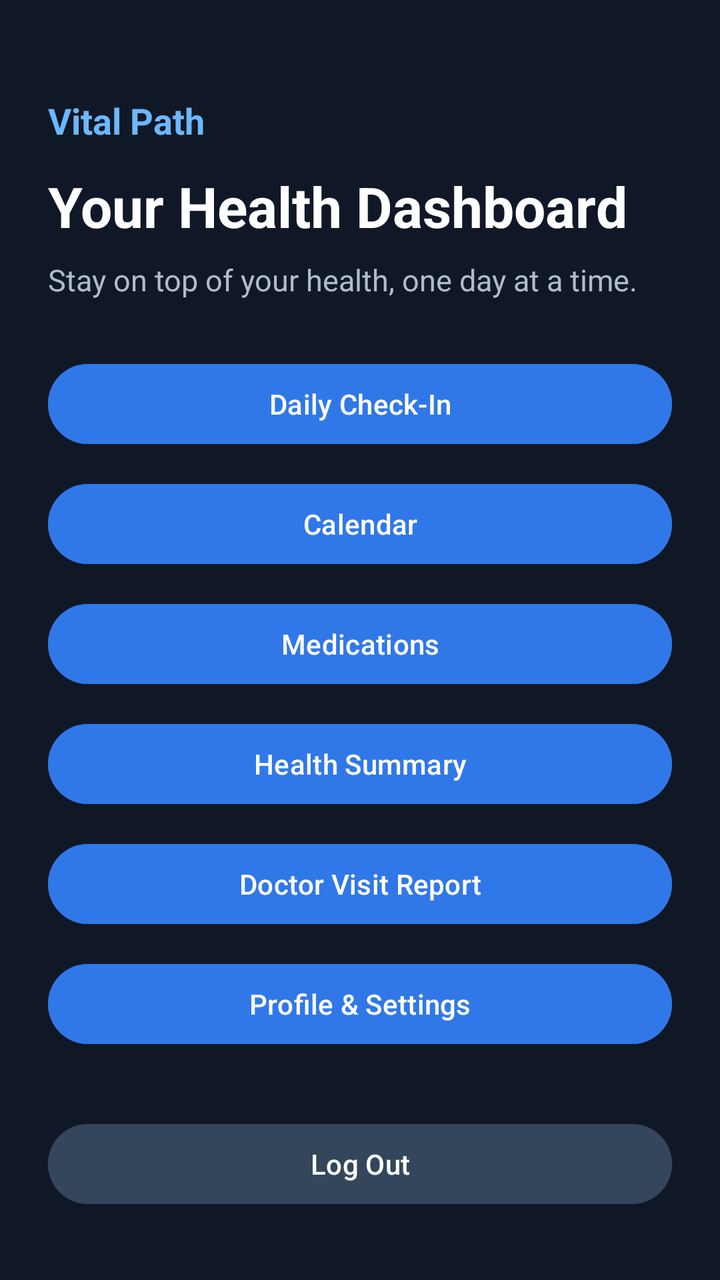
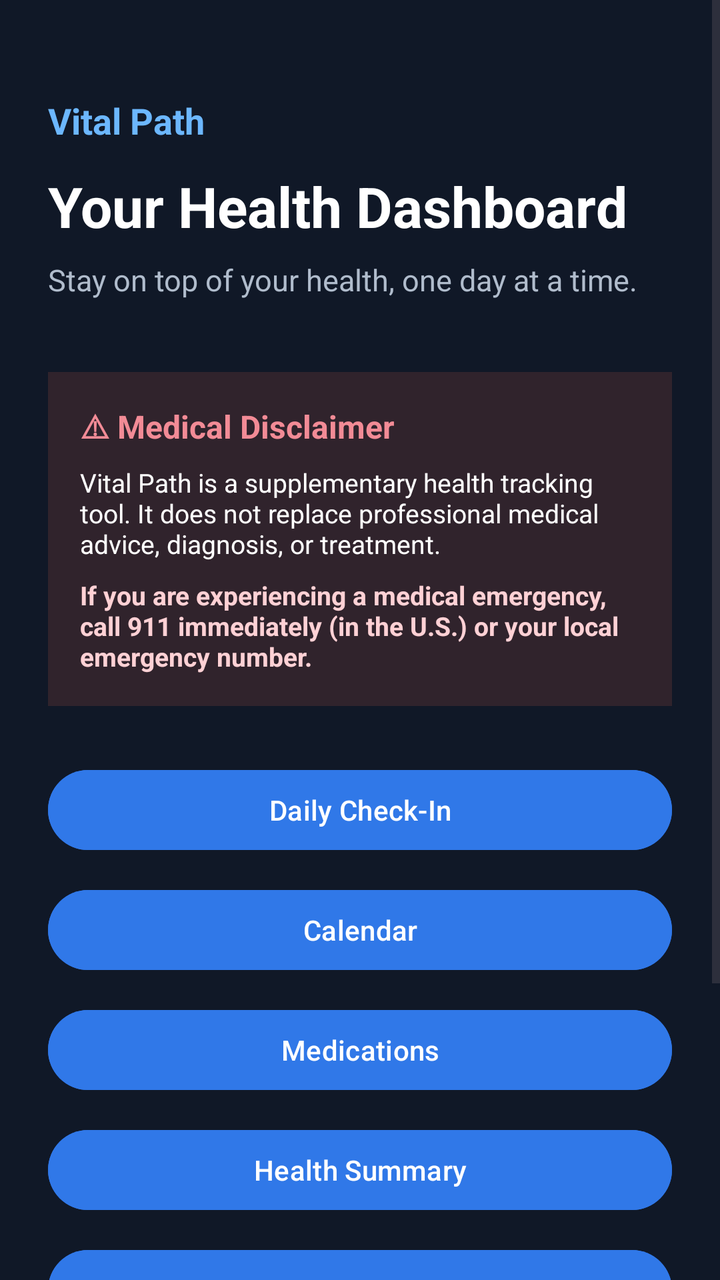

Compare the two renders of this Android layout. The source of the first and the diff that turns it into the second are given below.
<!-- AndroidManifest.xml: application theme Theme.VitalPath -->
<!-- res/layout/activity_dashboard.xml -->
<?xml version="1.0" encoding="utf-8"?>
<ScrollView
    xmlns:android="http://schemas.android.com/apk/res/android"
    android:layout_width="match_parent"
    android:layout_height="match_parent"
    android:fillViewport="true"
    android:background="#101827">

    <LinearLayout
        android:layout_width="match_parent"
        android:layout_height="wrap_content"
        android:orientation="vertical"
        android:padding="24dp">

        <TextView
            android:layout_width="match_parent"
            android:layout_height="wrap_content"
            android:text="Vital Path"
            android:textColor="#6CB7FF"
            android:textSize="18sp"
            android:textStyle="bold"
            android:layout_marginTop="24dp"/>

        <TextView
            android:layout_width="match_parent"
            android:layout_height="wrap_content"
            android:text="Your Health Dashboard"
            android:textColor="#FFFFFF"
            android:textSize="28sp"
            android:textStyle="bold"
            android:layout_marginTop="12dp"/>

        <TextView
            android:layout_width="match_parent"
            android:layout_height="wrap_content"
            android:text="Stay on top of your health, one day at a time."
            android:textColor="#B0BCCC"
            android:textSize="15sp"
            android:layout_marginTop="8dp"
            android:layout_marginBottom="28dp"/>

        <Button
            android:id="@+id/btnDailyCheckIn"
            android:layout_width="match_parent"
            android:layout_height="wrap_content"
            android:text="Daily Check-In"
            android:textColor="#FFFFFF"
            android:backgroundTint="#3078E8"/>

        <Button
            android:id="@+id/btnCalendar"
            android:layout_width="match_parent"
            android:layout_height="wrap_content"
            android:text="Calendar"
            android:textColor="#FFFFFF"
            android:backgroundTint="#3078E8"
            android:layout_marginTop="12dp"/>

        <Button
            android:id="@+id/btnMedicationsPage"
            android:layout_width="match_parent"
            android:layout_height="wrap_content"
            android:text="Medications"
            android:textColor="#FFFFFF"
            android:backgroundTint="#3078E8"
            android:layout_marginTop="12dp"/>

        <Button
            android:id="@+id/btnHealthSummary"
            android:layout_width="match_parent"
            android:layout_height="wrap_content"
            android:text="Health Summary"
            android:textColor="#FFFFFF"
            android:backgroundTint="#3078E8"
            android:layout_marginTop="12dp"/>

        <Button
            android:id="@+id/btnDoctorReport"
            android:layout_width="match_parent"
            android:layout_height="wrap_content"
            android:text="Doctor Visit Report"
            android:textColor="#FFFFFF"
            android:backgroundTint="#3078E8"
            android:layout_marginTop="12dp"/>

        <Button
            android:id="@+id/btnProfile"
            android:layout_width="match_parent"
            android:layout_height="wrap_content"
            android:text="Profile &amp; Settings"
            android:textColor="#FFFFFF"
            android:backgroundTint="#3078E8"
            android:layout_marginTop="12dp"/>

        <Button
            android:id="@+id/btnLogout"
            android:layout_width="match_parent"
            android:layout_height="wrap_content"
            android:text="Log Out"
            android:textColor="#FFFFFF"
            android:backgroundTint="#34465C"
            android:layout_marginTop="32dp"/>

    </LinearLayout>
</ScrollView>
<!-- resources referenced by this layout -->
<resources>
  <style name="Theme.VitalPath" parent="Base.Theme.VitalPath" />
  <style name="Base.Theme.VitalPath" parent="Theme.Material3.DayNight.NoActionBar">
          
          
      </style>
</resources>

<!-- the commit's change to res/layout/activity_dashboard.xml (unified diff, before → after) -->
@@ -38,6 +38,15 @@
             android:textSize="15sp"
             android:layout_marginTop="8dp"
             android:layout_marginBottom="28dp"/>
+
+
+        <include
+            layout="@layout/view_medical_disclaimer"
+            android:layout_width="match_parent"
+            android:layout_height="wrap_content"
+            android:layout_marginTop="8dp"
+            android:layout_marginBottom="28dp"/>
+
 
         <Button
             android:id="@+id/btnDailyCheckIn"
@@ -103,3 +112,41 @@
 
     </LinearLayout>
 </ScrollView>
+<!-- res/layout/view_medical_disclaimer.xml (included above) -->
+<?xml version="1.0" encoding="utf-8"?>
+<LinearLayout
+    xmlns:android="http://schemas.android.com/apk/res/android"
+    android:layout_width="match_parent"
+    android:layout_height="wrap_content"
+    android:orientation="vertical"
+    android:padding="16dp"
+    android:layout_marginTop="12dp"
+    android:layout_marginBottom="16dp"
+    android:background="#30232C">
+
+    <TextView
+        android:layout_width="match_parent"
+        android:layout_height="wrap_content"
+        android:text="⚠ Medical Disclaimer"
+        android:textSize="16sp"
+        android:textStyle="bold"
+        android:textColor="#F28B96"
+        android:layout_marginBottom="8dp"/>
+
+    <TextView
+        android:layout_width="match_parent"
+        android:layout_height="wrap_content"
+        android:text="Vital Path is a supplementary health tracking tool. It does not replace professional medical advice, diagnosis, or treatment."
+        android:textColor="#FFFFFF"
+        android:textSize="13sp"/>
+
+    <TextView
+        android:layout_width="match_parent"
+        android:layout_height="wrap_content"
+        android:text="If you are experiencing a medical emergency, call 911 immediately (in the U.S.) or your local emergency number."
+        android:textColor="#FFD1D5"
+        android:textSize="13sp"
+        android:textStyle="bold"
+        android:layout_marginTop="8dp"/>
+
+</LinearLayout>
